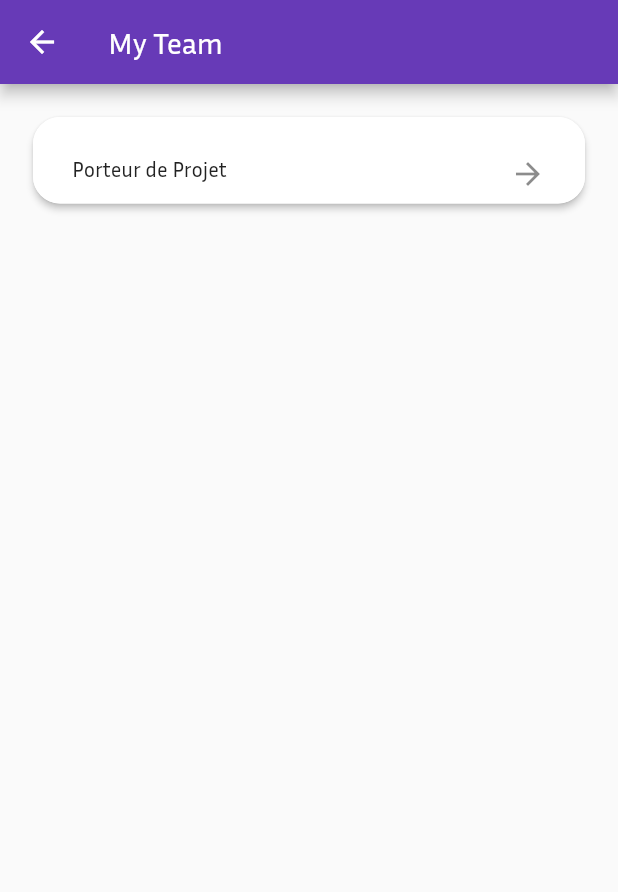
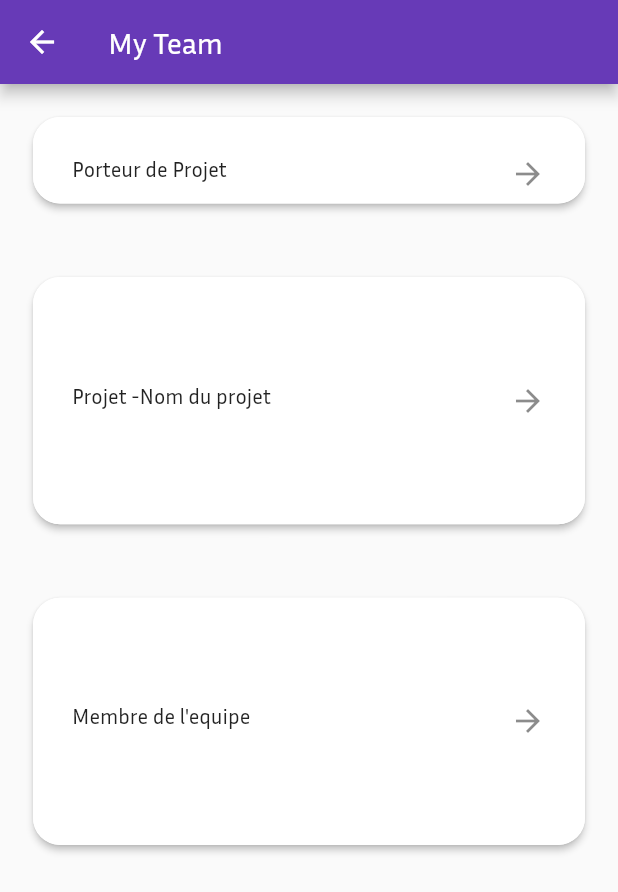
Before and after one commit to LahcenLamkirich/valley_project, a Flutter app: the MyTeam screen opened directly, on a phone screen of 412 x 824 dp. Shown: the top 892 px of the screen. Run offline on Flutter 3.47's test engine with Material 2 defaults, Android fonts, the phone set to English and light mode, and no system bars; our stand-ins replace font_awesome_flutter, image_picker.

Commit message:
new commit

```diff
--- a/lib/pages/session/SkilledPerson/monEquipe.dart
+++ b/lib/pages/session/SkilledPerson/monEquipe.dart
@@ -29,6 +29,46 @@ class MyTeam extends StatelessWidget {
                 )
             ),
           ),
+          SizedBox(height: 5,),
+          Container(
+            margin: const EdgeInsets.all(22),
+            height: MediaQuery.of(context).size.height*0.2,
+            child: RaisedButton(
+                shape: RoundedRectangleBorder(
+                    borderRadius: BorderRadius.circular(18.0),
+                    side: const BorderSide(color: Colors.white)),
+                onPressed: () {
+                  Navigator.push(context, MaterialPageRoute(builder: (context) => const MyTeam()));
+                },
+                padding: const EdgeInsets.all(10.0),
+                color: Colors.white,
+                textColor: Colors.white,
+                child: const ListTile(
+                  leading:Text("Projet -Nom du projet"),
+                  trailing: Icon(Icons.arrow_forward_sharp),
+                )
+            ),
+          ),
+          SizedBox(height: 5,),
+          Container(
+            margin: const EdgeInsets.all(22),
+            height: MediaQuery.of(context).size.height*0.2,
+            child: RaisedButton(
+                shape: RoundedRectangleBorder(
+                    borderRadius: BorderRadius.circular(18.0),
+                    side: const BorderSide(color: Colors.white)),
+                onPressed: () {
+                  Navigator.push(context, MaterialPageRoute(builder: (context) => const MyTeam()));
+                },
+                padding: const EdgeInsets.all(10.0),
+                color: Colors.white,
+                textColor: Colors.white,
+                child: const ListTile(
+                  leading:Text("Membre de l'equipe"),
+                  trailing: Icon(Icons.arrow_forward_sharp),
+                )
+            ),
+          ),
         ],
       )
     );
```
